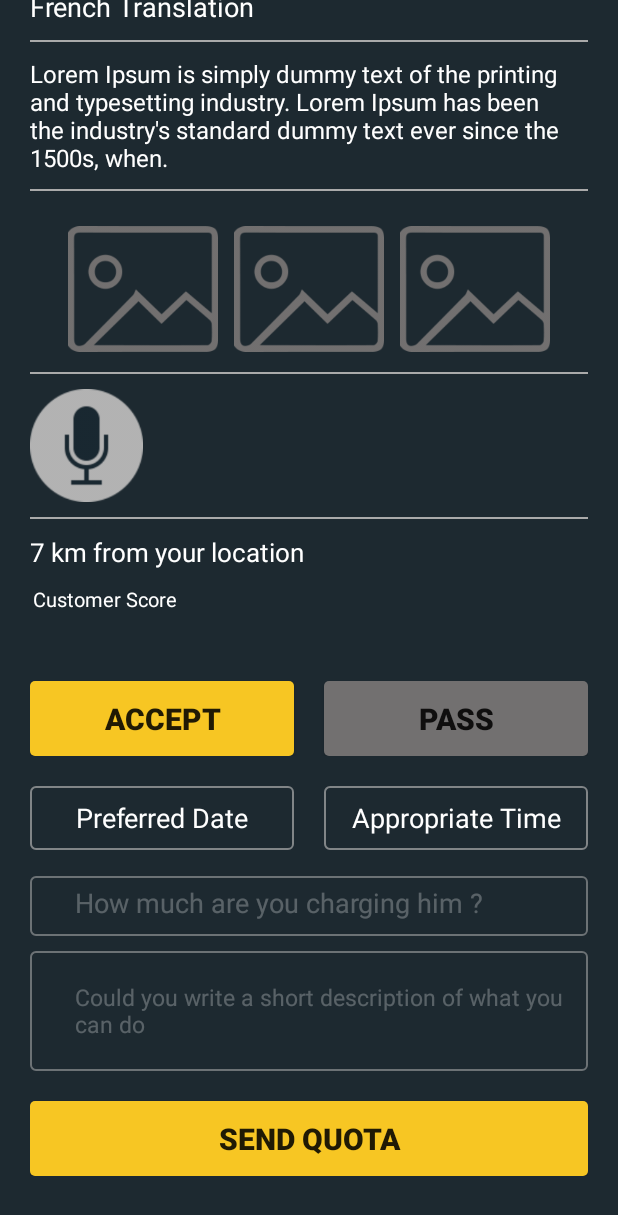
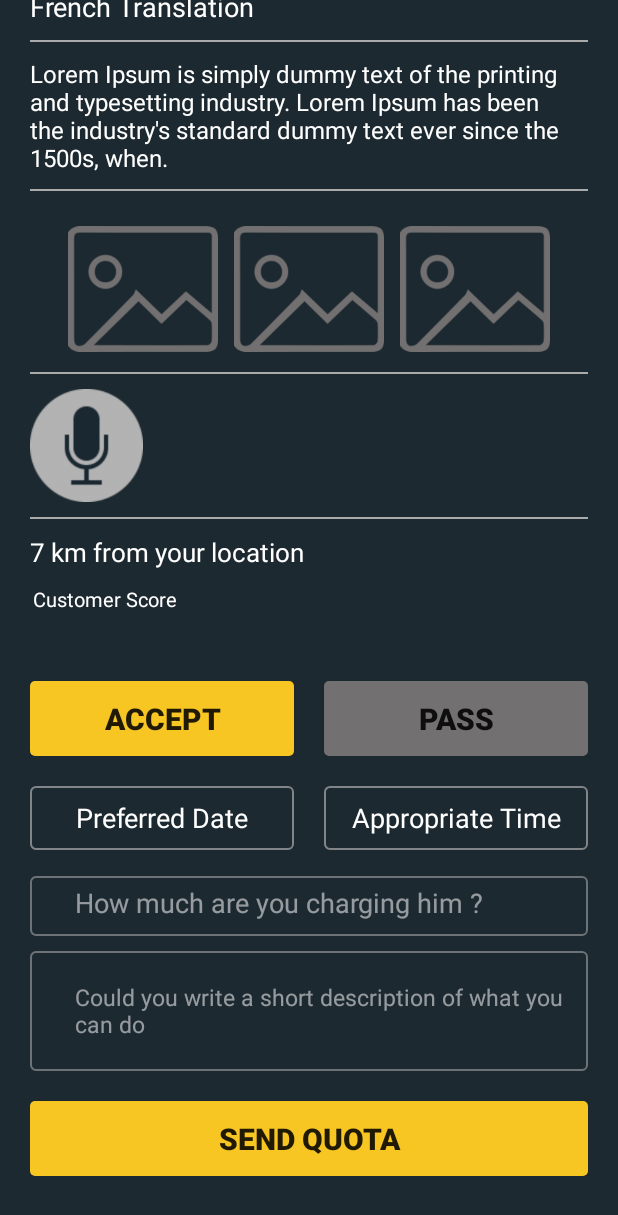
Before and after one commit to alammar-alsabbagh/alpha_du, an Android app: the JobRequestActivity screen opened directly, with no data from a screen before it, after a tap on "ACCEPT", on a phone screen of 412 x 824 dp. Shown: the top 1215 px of the screen. Run offline under Robolectric (Android 15) with nearby library versions, the phone set to English and light mode, and no system bars; plain views replace RatingBar.

Commit message:
new comit

```diff
--- a/app/src/main/java/com/procasy/dubarah_nocker/Activity/JobRequestActivity.java
+++ b/app/src/main/java/com/procasy/dubarah_nocker/Activity/JobRequestActivity.java
@@ -41,7 +41,7 @@ public class JobRequestActivity extends AppCompatActivity {
                     public void run() {
                         // This method will be executed once the timer is over
                         // Start your app main activity
-                        scrollView.smoothScrollTo(0, scrollView.getMaxScrollAmount ());
+                        scrollView.smoothScrollTo(0,scrollView.getMaxScrollAmount()+send.getHeight());
 
                     }
                 }, 500);
--- a/app/src/main/java/com/procasy/dubarah_nocker/Fragments/MainFragment.java
+++ b/app/src/main/java/com/procasy/dubarah_nocker/Fragments/MainFragment.java
@@ -71,7 +71,7 @@ public class MainFragment extends Fragment {
                 tabLayout.setupWithViewPager(viewPager);
                 tabLayout.getTabAt(0).setText("Nearby nockers");
                 tabLayout.getTabAt(1).setText("Ask for Help!");
-                tabLayout.getTabAt(2).setText("Jobs");
+                tabLayout.getTabAt(2).setText("Nearby Jobs");
             }
         });
         tabLayout.setOnTabSelectedListener(new TabLayout.OnTabSelectedListener() {
--- a/app/src/main/res/layout/activity_forgot_password.xml
+++ b/app/src/main/res/layout/activity_forgot_password.xml
@@ -56,7 +56,7 @@
             android:layout_marginTop="40dp"
             >
             <Button
-                android:id="@+id/login"
+                android:id="@+id/fpassword"
                 android:layout_width="match_parent"
                 android:layout_height="wrap_content"
 
--- a/app/src/main/res/layout/activity_job_request.xml
+++ b/app/src/main/res/layout/activity_job_request.xml
@@ -195,7 +195,7 @@
                     android:background="@drawable/btn_yellow_border"
                     android:layout_marginRight="10dp"
                     android:textStyle="bold"
-android:id="@+id/accept"
+                    android:id="@+id/accept"
                     />
                 <Button
                     android:layout_width="0dp"
@@ -261,7 +261,6 @@ android:id="@+id/accept"
                             android:layout_width="match_parent"
                             android:layout_height="40dp"
                             android:hint="How much are you charging him ?"
-
                             android:alpha="0.8"
                             android:textSize="18dp"
                             android:inputType="numberDecimal"
@@ -270,9 +269,9 @@ android:id="@+id/accept"
                             android:paddingLeft="30dp"
                             android:paddingRight="10dp"
                             android:paddingTop="10dp"
-                            android:textColor="#AAFFFFFF"
+                            android:textColor="#FFFFFF"
                             android:background="@drawable/birthdate_border"
-                            android:textColorHint="#55FFFFFF"/>
+                            android:textColorHint="#AAFFFFFF"/>
                         <EditText
                             android:id="@+id/desc"
                             android:layout_marginTop="10dp"
@@ -288,8 +287,8 @@ android:id="@+id/accept"
                             android:paddingLeft="30dp"
                             android:paddingRight="10dp"
                             android:paddingTop="10dp"
-                            android:textColor="#AAFFFFFF"
-                            android:textColorHint="#55FFFFFF"
+                            android:textColor="#FFFFFF"
+                            android:textColorHint="#AAFFFFFF"
                             />
                 </LinearLayout>
                 <Button
--- a/app/src/main/res/layout/toolbar.xml
+++ b/app/src/main/res/layout/toolbar.xml
@@ -53,7 +53,7 @@
             android:layout_height="@dimen/toolbar_dimen"
             android:layout_marginRight="@dimen/toolbar_margin"
             android:layout_toLeftOf="@id/message"
-            android:src="@drawable/message" />
+            android:src="@drawable/appointement" />
 
     </RelativeLayout>
 
```
Also changed, not shown: app/src/main/AndroidManifest.xml (+6 -4 lines), app/src/main/java/com/procasy/dubarah_nocker/Activity/Nocker/MyProfileActivity.java (+10 -5 lines), app/src/main/java/com/procasy/dubarah_nocker/Activity/SignUpActivities/PhotoSignUp.java (+11 -2 lines), app/src/main/java/com/procasy/dubarah_nocker/ForgotPasswordActivity.java (+15 -0 lines), app/src/main/java/com/procasy/dubarah_nocker/LoginActivity.java (+8 -28 lines), 7 other files.
